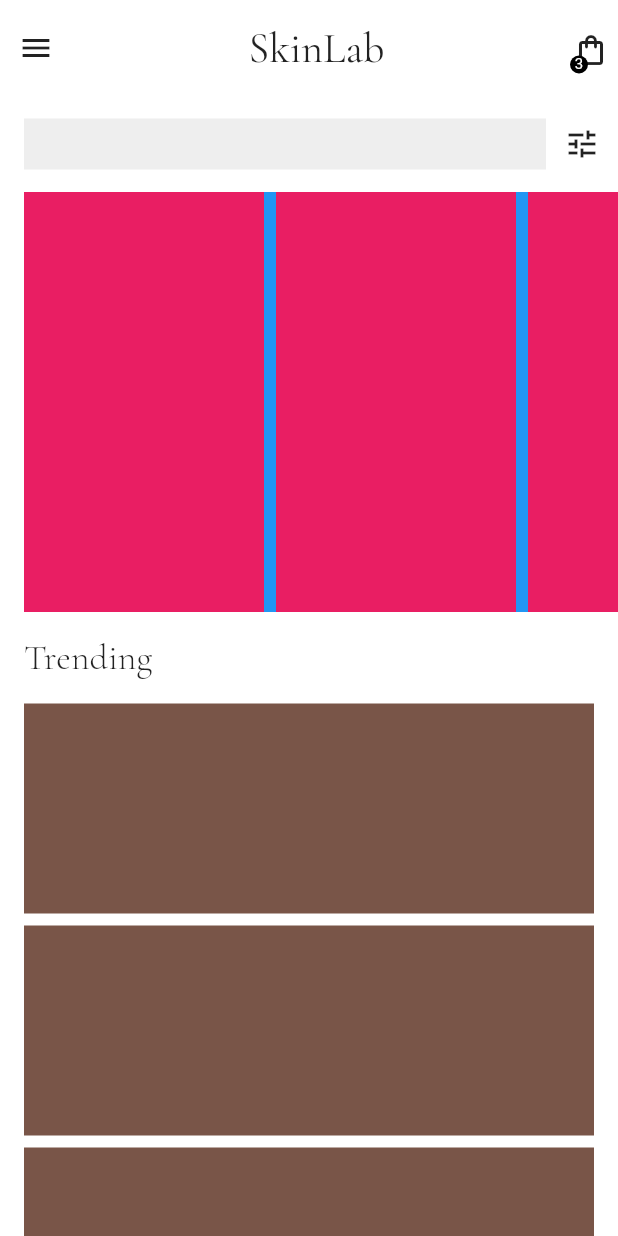
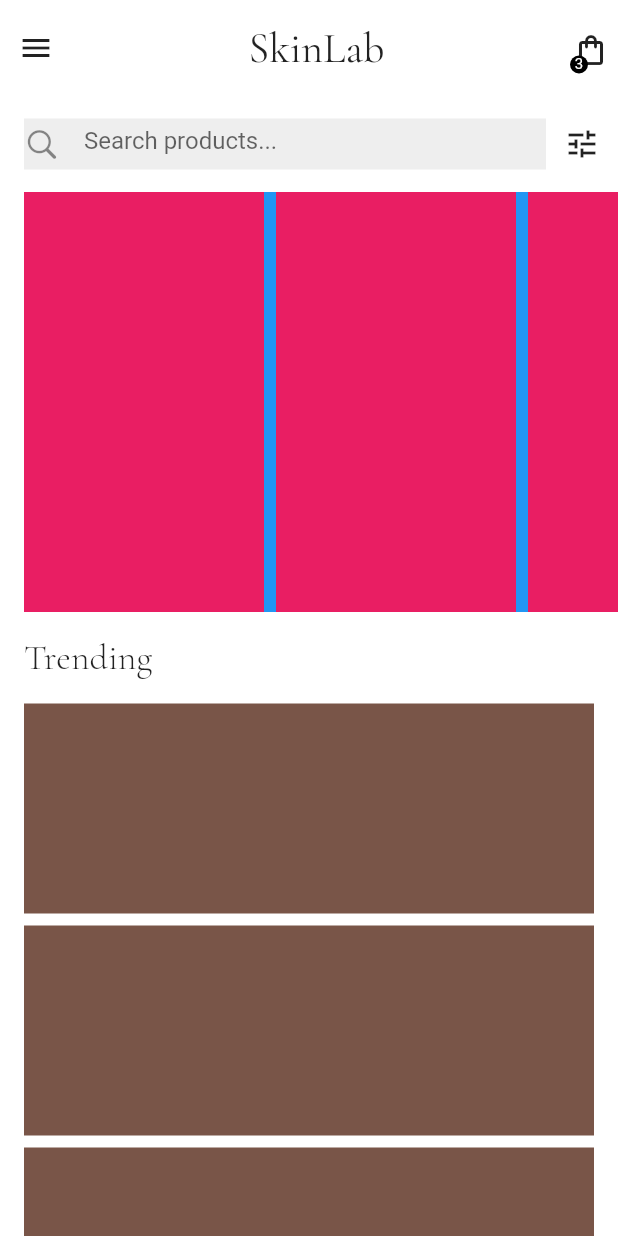
Before and after one commit to JAICHANGPARK/flutter_notebook_chapter_21, a Flutter app: the screen it shows after launch, on a phone screen of 412 x 824 dp. Run offline on Flutter 3.47's test engine with Material 2 defaults, Android fonts, the phone set to English and light mode, and no system bars; our stand-ins replace badges, dots_indicator, fl_chart, flutter_riverpod, google_fonts; missing offline and left inert: candlesticks.

Commit message:
Update skin_care_main_page.dart

```diff
--- a/lib/ep1244_skin_care_app/src/ui/skin_care_main_page.dart
+++ b/lib/ep1244_skin_care_app/src/ui/skin_care_main_page.dart
@@ -1,3 +1,4 @@
+import 'package:flutter/cupertino.dart';
 import 'package:flutter/material.dart';
 import 'package:google_fonts/google_fonts.dart';
 
@@ -88,6 +89,15 @@ class _SkinCareMainPageState extends State<SkinCareMainPage> {
                     child: Container(
                       height: 34,
                       color: Colors.grey[200],
+                      child: TextField(
+                        decoration: InputDecoration(
+                          icon: Icon(
+                            CupertinoIcons.search,
+                          ),
+                          hintText: "Search products...",
+                          border: InputBorder.none
+                        ),
+                      ),
                     ),
                   ),
                   IconButton(
```
